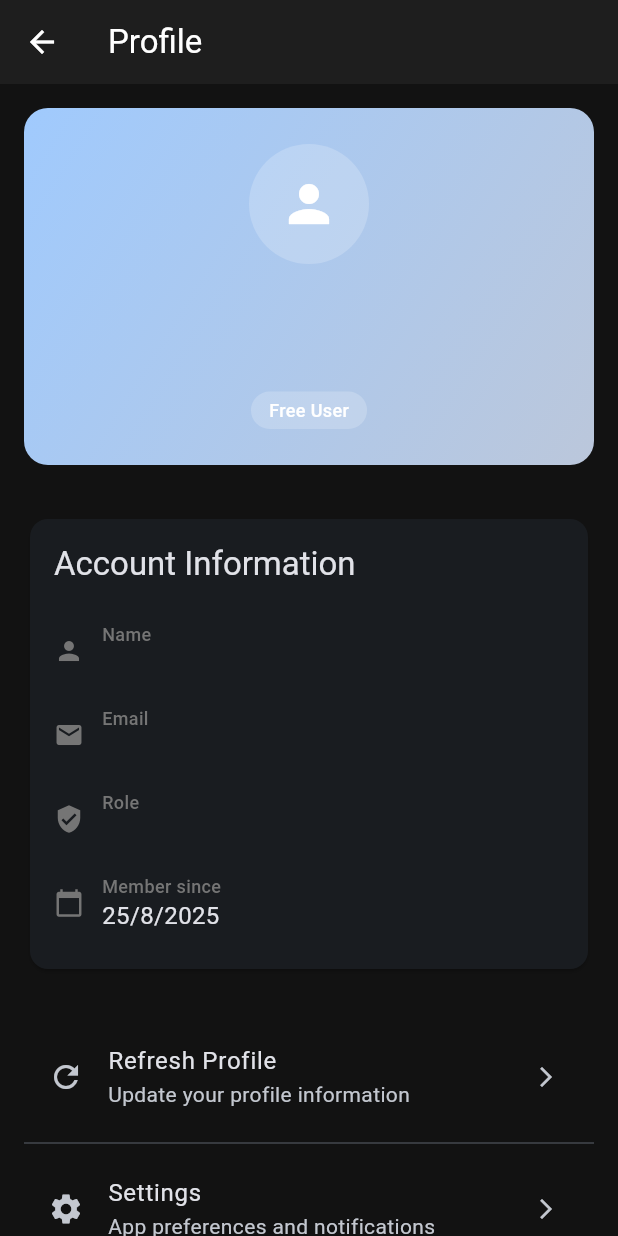
After one commit to lqchinh88/insibook-mobile, a Flutter app: the ProfileScreen screen opened directly, on a phone screen of 412 x 824 dp. The commit adds this screen. Run offline on Flutter 3.47's test engine with Material 3 defaults, Android fonts, the phone set to English and light mode, and no system bars; our stand-ins replace shared_preferences; missing offline and left inert: markdown_widget; accounts and stored records are empty; network calls fail.

Commit message:
profile screen

```diff
--- a/lib/main.dart
+++ b/lib/main.dart
@@ -1,12 +1,16 @@
 import 'package:flutter/material.dart';
 import 'package:provider/provider.dart';
 import 'providers/language_provider.dart';
+import 'providers/auth_provider.dart';
 import 'screens/main_navigation_screen.dart';
 
 void main() {
   runApp(
-    ChangeNotifierProvider(
-      create: (context) => LanguageProvider(),
+    MultiProvider(
+      providers: [
+        ChangeNotifierProvider(create: (context) => LanguageProvider()),
+        ChangeNotifierProvider(create: (context) => AuthProvider()..initialize()),
+      ],
       child: const MyApp(),
     ),
   );
--- a/lib/screens/main_navigation_screen.dart
+++ b/lib/screens/main_navigation_screen.dart
@@ -1,6 +1,10 @@
 import 'package:flutter/material.dart';
+import 'package:provider/provider.dart';
 import 'rich_home_screen.dart';
 import 'book_search_screen.dart';
+import 'profile_screen.dart';
+import 'auth/login_screen.dart';
+import '../providers/auth_provider.dart';
 
 class MainNavigationScreen extends StatefulWidget {
   const MainNavigationScreen({super.key});
@@ -15,19 +19,18 @@ class _MainNavigationScreenState extends State<MainNavigationScreen> {
   final List<Widget> _screens = [
     const RichHomeScreen(),
     const BookSearchScreen(),
+    const ProfileScreen(), // Will be replaced with login screen if not authenticated
   ];
 
   @override
   Widget build(BuildContext context) {
+    return Consumer<AuthProvider>(
+      builder: (context, authProvider, child) {
         return Scaffold(
-      body: _screens[_currentIndex],
+          body: _getCurrentScreen(authProvider),
           bottomNavigationBar: BottomNavigationBar(
             currentIndex: _currentIndex,
-        onTap: (index) {
-          setState(() {
-            _currentIndex = index;
-          });
-        },
+            onTap: (index) => _handleNavigation(index, authProvider),
             type: BottomNavigationBarType.fixed,
             backgroundColor: Theme.of(context).cardColor,
             selectedItemColor: Theme.of(context).colorScheme.primary,
@@ -41,8 +44,42 @@ class _MainNavigationScreenState extends State<MainNavigationScreen> {
                 icon: Icon(Icons.search),
                 label: 'Search',
               ),
+              BottomNavigationBarItem(
+                icon: Icon(Icons.person),
+                label: 'Profile',
+              ),
             ],
           ),
         );
+      },
+    );
+  }
+
+  Widget _getCurrentScreen(AuthProvider authProvider) {
+    if (_currentIndex == 2) {
+      // Profile tab selected
+      if (authProvider.isAuthenticated) {
+        return const ProfileScreen();
+      } else {
+        return const LoginScreen();
       }
     }
+    return _screens[_currentIndex];
+  }
+
+  void _handleNavigation(int index, AuthProvider authProvider) {
+    if (index == 2 && !authProvider.isAuthenticated) {
+      // Show a message or handle login navigation
+      ScaffoldMessenger.of(context).showSnackBar(
+        const SnackBar(
+          content: Text('Please login to view your profile'),
+          duration: Duration(seconds: 2),
+        ),
+      );
+    }
+
+    setState(() {
+      _currentIndex = index;
+    });
+  }
+}
--- /dev/null
+++ b/lib/screens/profile_screen.dart
@@ -0,0 +1,271 @@
+import 'package:flutter/material.dart';
+import 'package:provider/provider.dart';
+import '../providers/auth_provider.dart';
+
+class ProfileScreen extends StatelessWidget {
+  const ProfileScreen({super.key});
+
+  @override
+  Widget build(BuildContext context) {
+    return Scaffold(
+      appBar: AppBar(
+        title: const Text('Profile'),
+        elevation: 0,
+      ),
+      body: Consumer<AuthProvider>(
+        builder: (context, authProvider, child) {
+          final user = authProvider.user!; // Should not be null when showing this screen
+
+          return SingleChildScrollView(
+            padding: const EdgeInsets.all(16.0),
+            child: Column(
+              crossAxisAlignment: CrossAxisAlignment.center,
+              children: [
+                // Profile Header
+                Container(
+                  width: double.infinity,
+                  padding: const EdgeInsets.all(24.0),
+                  decoration: BoxDecoration(
+                    gradient: LinearGradient(
+                      begin: Alignment.topLeft,
+                      end: Alignment.bottomRight,
+                      colors: [
+                        Theme.of(context).colorScheme.primary,
+                        Theme.of(context).colorScheme.secondary,
+                      ],
+                    ),
+                    borderRadius: BorderRadius.circular(16),
+                  ),
+                  child: Column(
+                    children: [
+                      // Profile Avatar
+                      Container(
+                        width: 80,
+                        height: 80,
+                        decoration: BoxDecoration(
+                          shape: BoxShape.circle,
+                          color: Colors.white.withValues(alpha: 0.2),
+                        ),
+                        child: Icon(
+                          Icons.person,
+                          size: 40,
+                          color: Colors.white,
+                        ),
+                      ),
+                      const SizedBox(height: 16),
+                      // User Name
+                      Text(
+                        user.fullName,
+                        style: const TextStyle(
+                          fontSize: 24,
+                          fontWeight: FontWeight.bold,
+                          color: Colors.white,
+                        ),
+                      ),
+                      const SizedBox(height: 4),
+                      // User Email
+                      Text(
+                        user.email,
+                        style: TextStyle(
+                          fontSize: 16,
+                          color: Colors.white.withValues(alpha: 0.8),
+                        ),
+                      ),
+                      const SizedBox(height: 8),
+                      // User Role Badge
+                      Container(
+                        padding: const EdgeInsets.symmetric(horizontal: 12, vertical: 4),
+                        decoration: BoxDecoration(
+                          color: Colors.white.withValues(alpha: 0.2),
+                          borderRadius: BorderRadius.circular(20),
+                        ),
+                        child: Text(
+                          user.isPaidUser ? 'Premium User' : 'Free User',
+                          style: const TextStyle(
+                            color: Colors.white,
+                            fontSize: 12,
+                            fontWeight: FontWeight.w500,
+                          ),
+                        ),
+                      ),
+                    ],
+                  ),
+                ),
+
+                const SizedBox(height: 32),
+
+                // Profile Information
+                _buildInfoSection(context, user),
+
+                const SizedBox(height: 32),
+
+                // Account Actions
+                _buildActionsSection(context, authProvider),
+              ],
+            ),
+          );
+        },
+      ),
+    );
+  }
+
+  Widget _buildInfoSection(BuildContext context, user) {
+    return Card(
+      child: Padding(
+        padding: const EdgeInsets.all(16.0),
+        child: Column(
+          crossAxisAlignment: CrossAxisAlignment.start,
+          children: [
+            Text(
+              'Account Information',
+              style: Theme.of(context).textTheme.titleLarge,
+            ),
+            const SizedBox(height: 16),
+            _buildInfoRow(Icons.person, 'Name', user.fullName),
+            _buildInfoRow(Icons.email, 'Email', user.email),
+            _buildInfoRow(Icons.verified_user, 'Role', _formatRole(user.role)),
+            _buildInfoRow(
+              Icons.calendar_today,
+              'Member since',
+              _formatDate(user.createdAt),
+            ),
+            if (user.isAdmin)
+              _buildInfoRow(Icons.admin_panel_settings, 'Status', 'Administrator'),
+          ],
+        ),
+      ),
+    );
+  }
+
+  Widget _buildInfoRow(IconData icon, String label, String value) {
+    return Padding(
+      padding: const EdgeInsets.symmetric(vertical: 8.0),
+      child: Row(
+        children: [
+          Icon(icon, size: 20, color: Colors.grey[600]),
+          const SizedBox(width: 12),
+          Expanded(
+            child: Column(
+              crossAxisAlignment: CrossAxisAlignment.start,
+              children: [
+                Text(
+                  label,
+                  style: TextStyle(
+                    fontSize: 12,
+                    color: Colors.grey[600],
+                    fontWeight: FontWeight.w500,
+                  ),
+                ),
+                Text(
+                  value,
+                  style: const TextStyle(
+                    fontSize: 16,
+                    fontWeight: FontWeight.w400,
+                  ),
+                ),
+              ],
+            ),
+          ),
+        ],
+      ),
+    );
+  }
+
+  Widget _buildActionsSection(BuildContext context, AuthProvider authProvider) {
+    return Column(
+      children: [
+        // Refresh Profile
+        ListTile(
+          leading: const Icon(Icons.refresh),
+          title: const Text('Refresh Profile'),
+          subtitle: const Text('Update your profile information'),
+          trailing: const Icon(Icons.arrow_forward_ios, size: 16),
+          onTap: () async {
+            // Show loading and refresh profile
+            ScaffoldMessenger.of(context).showSnackBar(
+              const SnackBar(content: Text('Refreshing profile...')),
+            );
+            await authProvider.initialize();
+          },
+        ),
+        const Divider(),
+
+        // Settings (placeholder)
+        ListTile(
+          leading: const Icon(Icons.settings),
+          title: const Text('Settings'),
+          subtitle: const Text('App preferences and notifications'),
+          trailing: const Icon(Icons.arrow_forward_ios, size: 16),
+          onTap: () {
+            ScaffoldMessenger.of(context).showSnackBar(
+              const SnackBar(content: Text('Settings coming soon!')),
+            );
+          },
+        ),
+        const Divider(),
+
+        // Logout
+        ListTile(
+          leading: Icon(Icons.logout, color: Colors.red[700]),
+          title: Text(
+            'Logout',
+            style: TextStyle(color: Colors.red[700]),
+          ),
+          subtitle: const Text('Sign out of your account'),
+          trailing: Icon(Icons.arrow_forward_ios, size: 16, color: Colors.red[700]),
+          onTap: () => _showLogoutDialog(context, authProvider),
+        ),
+      ],
+    );
+  }
+
+  void _showLogoutDialog(BuildContext context, AuthProvider authProvider) {
+    showDialog(
+      context: context,
+      builder: (context) => AlertDialog(
+        title: const Text('Logout'),
+        content: const Text('Are you sure you want to logout?'),
+        actions: [
+          TextButton(
+            onPressed: () => Navigator.pop(context),
+            child: const Text('Cancel'),
+          ),
+          TextButton(
+            onPressed: () async {
+              Navigator.pop(context);
+              await authProvider.logout();
+              if (context.mounted) {
+                ScaffoldMessenger.of(context).showSnackBar(
+                  const SnackBar(content: Text('Logged out successfully')),
+                );
+              }
+            },
+            child: Text(
+              'Logout',
+              style: TextStyle(color: Colors.red[700]),
+            ),
+          ),
+        ],
+      ),
+    );
+  }
+
+  String _formatRole(String role) {
+    switch (role) {
+      case 'free_user':
+        return 'Free User';
+      case 'paid_user':
+        return 'Premium User';
+      case 'admin':
+        return 'Administrator';
+      case 'owner':
+        return 'Owner';
+      default:
+        return role;
+    }
+  }
+
+  String _formatDate(DateTime date) {
+    return '${date.day}/${date.month}/${date.year}';
+  }
+}
```
Also changed, not shown: 1 other file. Lines whose indentation alone changed are shown as unchanged.
